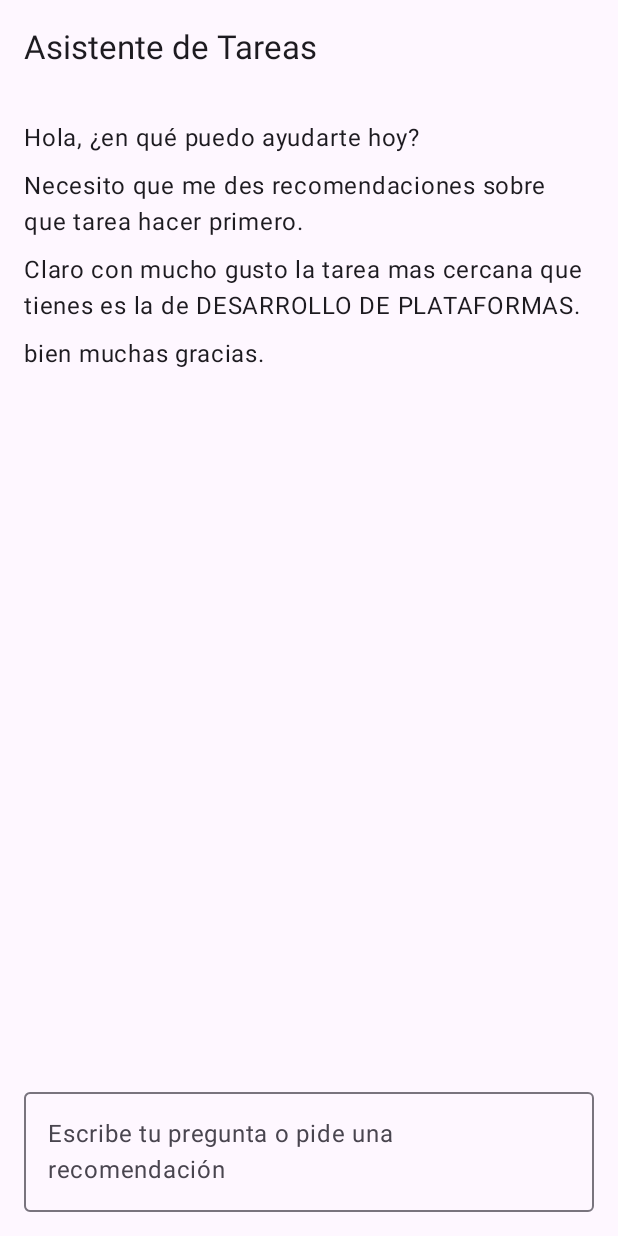
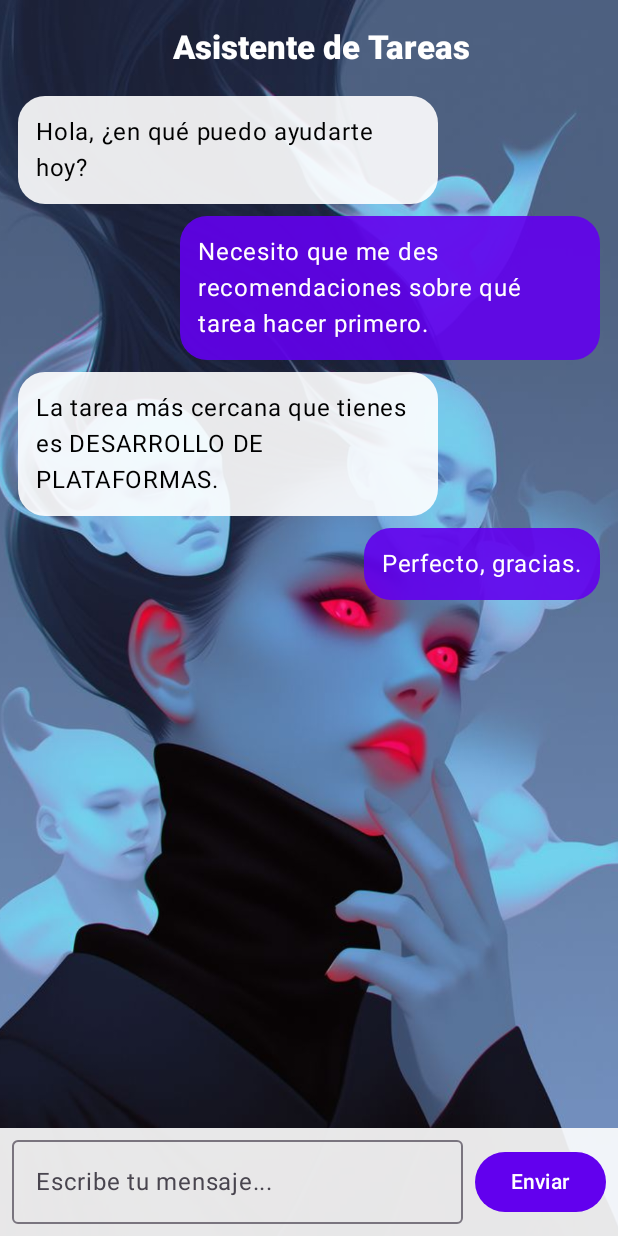
Before and after one commit to EDERANDER/Aplicacion-de-tareas-Android-Studio-Kotlin-Spring-boot, an Android app built with Jetpack Compose: the composable IaChatScreen shown on its own in the app's theme, on a phone screen of 412 x 824 dp. Run offline under Robolectric (Android 15) with nearby library versions, the phone set to English and light mode, and no system bars.

Commit message:
diseño de iachatscreen.kt

```diff
--- a/app/src/main/java/com/unap/aplicaciontareasfinal/ui/theme/crud/IaChatScreen.kt
+++ b/app/src/main/java/com/unap/aplicaciontareasfinal/ui/theme/crud/IaChatScreen.kt
@@ -1,44 +1,184 @@
 package com.unap.aplicaciontareasfinal.ui.theme.crud
 
+import androidx.compose.foundation.Image
+import androidx.compose.foundation.background
 import androidx.compose.foundation.layout.*
-import androidx.compose.material3.ExperimentalMaterial3Api
-import androidx.compose.material3.OutlinedTextField
-import androidx.compose.material3.Scaffold
-import androidx.compose.material3.Text
-import androidx.compose.material3.TopAppBar
+import androidx.compose.foundation.lazy.LazyColumn
+import androidx.compose.foundation.lazy.items
+import androidx.compose.foundation.lazy.rememberLazyListState
+import androidx.compose.foundation.shape.RoundedCornerShape
+import androidx.compose.material3.*
 import androidx.compose.runtime.*
+import androidx.compose.ui.Alignment
 import androidx.compose.ui.Modifier
+import androidx.compose.ui.draw.clip
+import androidx.compose.ui.graphics.Color
+import androidx.compose.ui.layout.ContentScale
+import androidx.compose.ui.res.painterResource
+import androidx.compose.ui.text.font.FontWeight
 import androidx.compose.ui.unit.dp
+import com.unap.aplicaciontareasfinal.R
+import kotlinx.coroutines.launch
+import androidx.compose.material.icons.Icons
+import androidx.compose.material.icons.filled.Send
+
+
+
+
+
 
 @OptIn(ExperimentalMaterial3Api::class)
 @Composable
 fun IaChatScreen() {
+
+    val scope = rememberCoroutineScope()
+    val listState = rememberLazyListState()
+
     var message by remember { mutableStateOf("") }
 
+    val messages = remember {
+        mutableStateListOf(
+            ChatMessage("Hola, ¿en qué puedo ayudarte hoy?", false),
+            ChatMessage("Necesito que me des recomendaciones sobre qué tarea hacer primero.", true),
+            ChatMessage("La tarea más cercana que tienes es DESARROLLO DE PLATAFORMAS.", false),
+            ChatMessage("Perfecto, gracias.", true)
+        )
+    }
+
+    // 🔹 Auto scroll cuando llega un mensaje nuevo
+    LaunchedEffect(messages.size) {
+        if (messages.isNotEmpty()) {
+            listState.animateScrollToItem(messages.size - 1)
+        }
+    }
+
+    Box(modifier = Modifier.fillMaxSize()) {
+
+        // 🔹 Fondo
+        Image(
+            painter = painterResource(id = R.drawable.fondo_chat),
+            contentDescription = null,
+            modifier = Modifier.fillMaxSize(),
+            contentScale = ContentScale.Crop
+        )
+
         Scaffold(
+            containerColor = Color.Transparent,
             topBar = {
-            TopAppBar(title = { Text("Asistente de Tareas") })
+                TopAppBar(
+                    title = {
+                        Box(
+                            modifier = Modifier.fillMaxWidth(),
+                            contentAlignment = Alignment.Center
+                        ) {
+                            Text(
+                                text = "Asistente de Tareas",
+                                style = MaterialTheme.typography.titleLarge,
+                                fontWeight = FontWeight.ExtraBold,
+                                color = Color.White
+                            )
                         }
+                    },
+                    colors = TopAppBarDefaults.topAppBarColors(
+                        containerColor = Color.Transparent
+                    )
+                )
+
+
+
+            }
+        ) { padding ->
+
+            Column(
+                modifier = Modifier
+                    .fillMaxSize()
+                    .padding(padding)
             ) {
-        Column(
-            modifier = Modifier.fillMaxSize().padding(it).padding(16.dp)
+
+                // 🔹 CHAT SCROLL
+                LazyColumn(
+                    modifier = Modifier
+                        .weight(1f)
+                        .padding(horizontal = 12.dp),
+                    state = listState,
+                    verticalArrangement = Arrangement.spacedBy(8.dp)
                 ) {
-            // Chat messages
-            Text("Hola, ¿en qué puedo ayudarte hoy?")
-            Spacer(modifier = Modifier.height(8.dp))
-            Text("Necesito que me des recomendaciones sobre que tarea hacer primero.")
-            Spacer(modifier = Modifier.height(8.dp))
-            Text("Claro con mucho gusto la tarea mas cercana que tienes es la de DESARROLLO DE PLATAFORMAS.")
-            Spacer(modifier = Modifier.height(8.dp))
-            Text("bien muchas gracias.")
+                    items(messages) { msg ->
+                        ChatBubble(message = msg)
+                    }
+                }
 
-            Spacer(modifier = Modifier.weight(1f))
+                // 🔹 INPUT
+                Row(
+                    modifier = Modifier
+                        .fillMaxWidth()
+                        .background(Color.White.copy(alpha = 0.9f))
+                        .padding(8.dp),
+                    verticalAlignment = Alignment.CenterVertically
+                ) {
 
                     OutlinedTextField(
                         value = message,
                         onValueChange = { message = it },
-                label = { Text("Escribe tu pregunta o pide una recomendación") },
-                modifier = Modifier.fillMaxWidth()
+                        placeholder = { Text("Escribe tu mensaje...") },
+                        modifier = Modifier.weight(1f),
+                        maxLines = 3
+                    )
+
+                    Spacer(modifier = Modifier.width(8.dp))
+
+                    Button(
+                        onClick = {
+                            if (message.isNotBlank()) {
+                                messages.add(ChatMessage(message, true))
+                                messages.add(
+                                    ChatMessage(
+                                        "Estoy analizando tus tareas y te daré la mejor recomendación 😉",
+                                        false
+                                    )
+                                )
+                                message = ""
+                            }
+                        }
+                    ) {
+                        Text("Enviar")
+                    }
+                }
+            }
+        }
+    }
+}
+
+/* 🔹 Modelo del mensaje */
+data class ChatMessage(
+    val text: String,
+    val isUser: Boolean
+)
+
+/* 🔹 Burbuja de chat */
+@Composable
+fun ChatBubble(message: ChatMessage) {
+
+    Row(
+        modifier = Modifier.fillMaxWidth(),
+        horizontalArrangement = if (message.isUser)
+            Arrangement.End else Arrangement.Start
+    ) {
+        Box(
+            modifier = Modifier
+                .widthIn(max = 280.dp)
+                .clip(RoundedCornerShape(18.dp))
+                .background(
+                    if (message.isUser)
+                        MaterialTheme.colorScheme.primary.copy(alpha = 0.9f)
+                    else
+                        Color.White.copy(alpha = 0.9f)
+                )
+                .padding(12.dp)
+        ) {
+            Text(
+                text = message.text,
+                color = if (message.isUser) Color.White else Color.Black
             )
         }
     }
```
Also changed, not shown: app/src/main/res/drawable/fondo_chat.png (added). Lines whose indentation alone changed are shown as unchanged.
